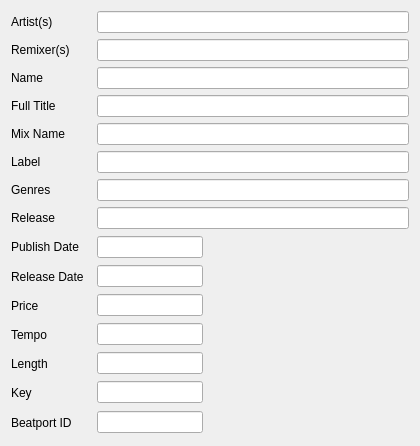
Qt form src/gui/trackinfosview.ui (alorence/tym) before a commit.
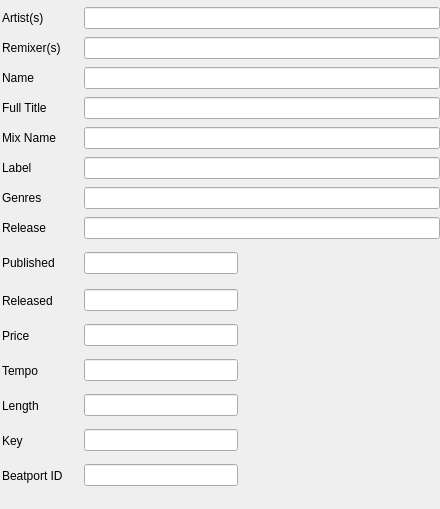
The same form after that commit.

Commit message: (gui) Many improvements on layouts, margins, etc.

What changed in the file:
```diff
--- a/src/gui/trackinfosview.ui
+++ b/src/gui/trackinfosview.ui
@@ -6,8 +6,8 @@
    <rect>
     <x>0</x>
     <y>0</y>
-    <width>420</width>
-    <height>430</height>
+    <width>440</width>
+    <height>509</height>
    </rect>
   </property>
   <property name="windowTitle">
@@ -16,10 +16,186 @@
   <property name="styleSheet">
    <string notr="true"/>
   </property>
-  <layout class="QGridLayout" name="gridLayout_2">
-   <item row="9" column="0" colspan="2">
     <layout class="QGridLayout" name="gridLayout">
+   <property name="leftMargin">
+    <number>2</number>
+   </property>
+   <property name="topMargin">
+    <number>0</number>
+   </property>
+   <property name="rightMargin">
+    <number>0</number>
+   </property>
+   <property name="bottomMargin">
+    <number>2</number>
+   </property>
+   <property name="horizontalSpacing">
+    <number>2</number>
+   </property>
+   <property name="verticalSpacing">
+    <number>1</number>
+   </property>
+   <item row="0" column="0">
+    <widget class="QLabel" name="label_7">
+     <property name="minimumSize">
+      <size>
+       <width>80</width>
+       <height>0</height>
+      </size>
+     </property>
+     <property name="text">
+      <string>Artist(s)</string>
+     </property>
+    </widget>
+   </item>
+   <item row="0" column="1" colspan="2">
+    <widget class="QLineEdit" name="d_artists">
+     <property name="text">
+      <string notr="true"/>
+     </property>
+    </widget>
+   </item>
      <item row="1" column="0">
+    <widget class="QLabel" name="label_11">
+     <property name="minimumSize">
+      <size>
+       <width>80</width>
+       <height>0</height>
+      </size>
+     </property>
+     <property name="text">
+      <string>Remixer(s)</string>
+     </property>
+    </widget>
+   </item>
+   <item row="1" column="1" colspan="2">
+    <widget class="QLineEdit" name="d_remixers">
+     <property name="text">
+      <string notr="true"/>
+     </property>
+    </widget>
+   </item>
+   <item row="2" column="0">
+    <widget class="QLabel" name="label_5">
+     <property name="minimumSize">
+      <size>
+       <width>80</width>
+       <height>0</height>
+      </size>
+     </property>
+     <property name="text">
+      <string>Name</string>
+     </property>
+    </widget>
+   </item>
+   <item row="2" column="1" colspan="2">
+    <widget class="QLineEdit" name="d_name">
+     <property name="text">
+      <string notr="true"/>
+     </property>
+    </widget>
+   </item>
+   <item row="3" column="0">
+    <widget class="QLabel" name="label_13">
+     <property name="minimumSize">
+      <size>
+       <width>80</width>
+       <height>0</height>
+      </size>
+     </property>
+     <property name="text">
+      <string>Full Title</string>
+     </property>
+    </widget>
+   </item>
+   <item row="3" column="1" colspan="2">
+    <widget class="QLineEdit" name="d_title">
+     <property name="text">
+      <string notr="true"/>
+     </property>
+    </widget>
+   </item>
+   <item row="4" column="0">
+    <widget class="QLabel" name="label_4">
+     <property name="minimumSize">
+      <size>
+       <width>80</width>
+       <height>0</height>
+      </size>
+     </property>
+     <property name="text">
+      <string>Mix Name</string>
+     </property>
+    </widget>
+   </item>
+   <item row="4" column="1" colspan="2">
+    <widget class="QLineEdit" name="d_mixname">
+     <property name="text">
+      <string notr="true"/>
+     </property>
+    </widget>
+   </item>
+   <item row="5" column="0">
+    <widget class="QLabel" name="label_9">
+     <property name="minimumSize">
+      <size>
+       <width>80</width>
+       <height>0</height>
+      </size>
+     </property>
+     <property name="text">
+      <string>Label</string>
+     </property>
+    </widget>
+   </item>
+   <item row="5" column="1" colspan="2">
+    <widget class="QLineEdit" name="d_label">
+     <property name="text">
+      <string notr="true"/>
+     </property>
+    </widget>
+   </item>
+   <item row="6" column="0">
+    <widget class="QLabel" name="label_14">
+     <property name="minimumSize">
+      <size>
+       <width>80</width>
+       <height>0</height>
+      </size>
+     </property>
+     <property name="text">
+      <string>Genres</string>
+     </property>
+    </widget>
+   </item>
+   <item row="6" column="1" colspan="2">
+    <widget class="QLineEdit" name="d_genres">
+     <property name="text">
+      <string notr="true"/>
+     </property>
+    </widget>
+   </item>
+   <item row="7" column="0">
+    <widget class="QLabel" name="label_6">
+     <property name="minimumSize">
+      <size>
+       <width>80</width>
+       <height>0</height>
+      </size>
+     </property>
+     <property name="text">
+      <string>Release</string>
+     </property>
+    </widget>
+   </item>
+   <item row="7" column="1" colspan="2">
+    <widget class="QLineEdit" name="d_release">
+     <property name="text">
+      <string notr="true"/>
+     </property>
+    </widget>
+   </item>
+   <item row="8" column="0">
       <widget class="QLabel" name="label_3">
        <property name="minimumSize">
         <size>
@@ -28,18 +204,18 @@
         </size>
        </property>
        <property name="text">
-        <string>Publish Date</string>
+      <string>Published</string>
        </property>
       </widget>
      </item>
-     <item row="1" column="1">
+   <item row="8" column="1">
       <widget class="QLineEdit" name="d_publishdate">
        <property name="text">
         <string notr="true"/>
        </property>
       </widget>
      </item>
-     <item row="1" column="2" rowspan="7">
+   <item row="8" column="2" rowspan="7">
       <widget class="QLabel" name="imageArea">
        <property name="sizePolicy">
         <sizepolicy hsizetype="Preferred" vsizetype="Preferred">
@@ -67,7 +243,7 @@
        </property>
       </widget>
      </item>
-     <item row="2" column="0">
+   <item row="9" column="0">
       <widget class="QLabel" name="label_10">
        <property name="minimumSize">
         <size>
@@ -76,18 +252,18 @@
         </size>
        </property>
        <property name="text">
-        <string>Release Date</string>
+      <string>Released</string>
        </property>
       </widget>
      </item>
-     <item row="2" column="1">
+   <item row="9" column="1">
       <widget class="QLineEdit" name="d_releaseDate">
        <property name="text">
         <string notr="true"/>
        </property>
       </widget>
      </item>
-     <item row="3" column="0">
+   <item row="10" column="0">
       <widget class="QLabel" name="label">
        <property name="minimumSize">
         <size>
@@ -100,14 +276,14 @@
        </property>
       </widget>
      </item>
-     <item row="3" column="1">
+   <item row="10" column="1">
       <widget class="QLineEdit" name="d_price">
        <property name="text">
         <string notr="true"/>
        </property>
       </widget>
      </item>
-     <item row="4" column="0">
+   <item row="11" column="0">
       <widget class="QLabel" name="label_12">
        <property name="minimumSize">
         <size>
@@ -120,14 +296,14 @@
        </property>
       </widget>
      </item>
-     <item row="4" column="1">
+   <item row="11" column="1">
       <widget class="QLineEdit" name="d_bpm">
        <property name="text">
         <string notr="true"/>
        </property>
       </widget>
      </item>
-     <item row="5" column="0">
+   <item row="12" column="0">
       <widget class="QLabel" name="label_2">
        <property name="minimumSize">
         <size>
@@ -140,14 +316,14 @@
        </property>
       </widget>
      </item>
-     <item row="5" column="1">
+   <item row="12" column="1">
       <widget class="QLineEdit" name="d_length">
        <property name="text">
         <string notr="true"/>
        </property>
       </widget>
      </item>
-     <item row="6" column="0">
+   <item row="13" column="0">
       <widget class="QLabel" name="label_8">
        <property name="minimumSize">
         <size>
@@ -160,14 +336,14 @@
        </property>
       </widget>
      </item>
-     <item row="6" column="1">
+   <item row="13" column="1">
       <widget class="QLineEdit" name="d_key">
        <property name="text">
         <string notr="true"/>
        </property>
       </widget>
      </item>
-     <item row="7" column="0">
+   <item row="14" column="0">
       <widget class="QLabel" name="label_15">
        <property name="minimumSize">
         <size>
@@ -180,170 +356,8 @@
        </property>
       </widget>
      </item>
-     <item row="7" column="1">
+   <item row="14" column="1">
       <widget class="QLineEdit" name="d_bpid">
-       <property name="text">
-        <string notr="true"/>
-       </property>
-      </widget>
-     </item>
-    </layout>
-   </item>
-   <item row="4" column="1">
-    <widget class="QLineEdit" name="d_title">
-     <property name="text">
-      <string notr="true"/>
-     </property>
-    </widget>
-   </item>
-   <item row="4" column="0">
-    <widget class="QLabel" name="label_13">
-     <property name="minimumSize">
-      <size>
-       <width>80</width>
-       <height>0</height>
-      </size>
-     </property>
-     <property name="text">
-      <string>Full Title</string>
-     </property>
-    </widget>
-   </item>
-   <item row="5" column="0">
-    <widget class="QLabel" name="label_4">
-     <property name="minimumSize">
-      <size>
-       <width>80</width>
-       <height>0</height>
-      </size>
-     </property>
-     <property name="text">
-      <string>Mix Name</string>
-     </property>
-    </widget>
-   </item>
-   <item row="3" column="0">
-    <widget class="QLabel" name="label_5">
-     <property name="minimumSize">
-      <size>
-       <width>80</width>
-       <height>0</height>
-      </size>
-     </property>
-     <property name="text">
-      <string>Name</string>
-     </property>
-    </widget>
-   </item>
-   <item row="2" column="0">
-    <widget class="QLabel" name="label_11">
-     <property name="minimumSize">
-      <size>
-       <width>80</width>
-       <height>0</height>
-      </size>
-     </property>
-     <property name="text">
-      <string>Remixer(s)</string>
-     </property>
-    </widget>
-   </item>
-   <item row="7" column="1">
-    <widget class="QLineEdit" name="d_genres">
-     <property name="text">
-      <string notr="true"/>
-     </property>
-    </widget>
-   </item>
-   <item row="7" column="0">
-    <widget class="QLabel" name="label_14">
-     <property name="minimumSize">
-      <size>
-       <width>80</width>
-       <height>0</height>
-      </size>
-     </property>
-     <property name="text">
-      <string>Genres</string>
-     </property>
-    </widget>
-   </item>
-   <item row="6" column="0">
-    <widget class="QLabel" name="label_9">
-     <property name="minimumSize">
-      <size>
-       <width>80</width>
-       <height>0</height>
-      </size>
-     </property>
-     <property name="text">
-      <string>Label</string>
-     </property>
-    </widget>
-   </item>
-   <item row="2" column="1">
-    <widget class="QLineEdit" name="d_remixers">
-     <property name="text">
-      <string notr="true"/>
-     </property>
-    </widget>
-   </item>
-   <item row="8" column="1">
-    <widget class="QLineEdit" name="d_release">
-     <property name="text">
-      <string notr="true"/>
-     </property>
-    </widget>
-   </item>
-   <item row="8" column="0">
-    <widget class="QLabel" name="label_6">
-     <property name="minimumSize">
-      <size>
-       <width>80</width>
-       <height>0</height>
-      </size>
-     </property>
-     <property name="text">
-      <string>Release</string>
-     </property>
-    </widget>
-   </item>
-   <item row="0" column="1">
-    <widget class="QLineEdit" name="d_artists">
-     <property name="text">
-      <string notr="true"/>
-     </property>
-    </widget>
-   </item>
-   <item row="0" column="0">
-    <widget class="QLabel" name="label_7">
-     <property name="minimumSize">
-      <size>
-       <width>80</width>
-       <height>0</height>
-      </size>
-     </property>
-     <property name="text">
-      <string>Artist(s)</string>
-     </property>
-    </widget>
-   </item>
-   <item row="6" column="1">
-    <widget class="QLineEdit" name="d_label">
-     <property name="text">
-      <string notr="true"/>
-     </property>
-    </widget>
-   </item>
-   <item row="5" column="1">
-    <widget class="QLineEdit" name="d_mixname">
-     <property name="text">
-      <string notr="true"/>
-     </property>
-    </widget>
-   </item>
-   <item row="3" column="1">
-    <widget class="QLineEdit" name="d_name">
      <property name="text">
       <string notr="true"/>
      </property>
```
Lines whose indentation alone changed are shown as unchanged. The commit also changes 1 other file.
